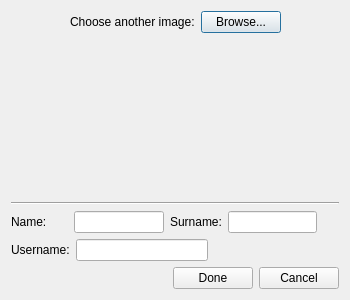
Old version of the form client/usereditwidget.ui in the repository anphetamina/CoText.
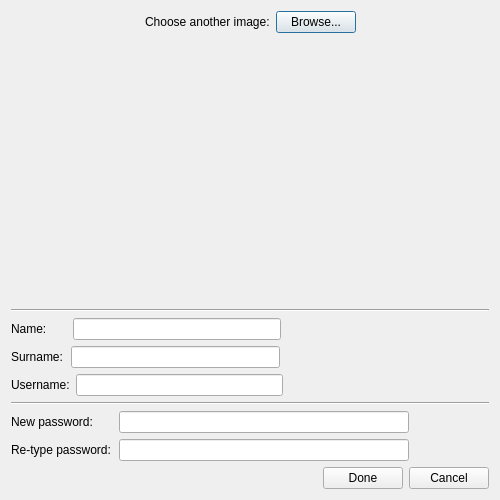
New version of the form.

Commit message: UserWidget linked to Editor. Fixed layout of MainMenu

What changed in the file:
```diff
--- a/client/usereditwidget.ui
+++ b/client/usereditwidget.ui
@@ -6,8 +6,8 @@
    <rect>
     <x>0</x>
     <y>0</y>
-    <width>350</width>
-    <height>300</height>
+    <width>500</width>
+    <height>500</height>
    </rect>
   </property>
   <property name="sizePolicy">
@@ -18,14 +18,14 @@
   </property>
   <property name="minimumSize">
    <size>
-    <width>350</width>
-    <height>300</height>
+    <width>500</width>
+    <height>500</height>
    </size>
   </property>
   <property name="maximumSize">
    <size>
-    <width>350</width>
-    <height>300</height>
+    <width>500</width>
+    <height>500</height>
    </size>
   </property>
   <property name="windowTitle">
@@ -155,13 +155,16 @@
         </widget>
        </item>
        <item>
-        <spacer name="horizontalSpacer_3">
+        <spacer name="horizontalSpacer_9">
          <property name="orientation">
           <enum>Qt::Horizontal</enum>
          </property>
+         <property name="sizeType">
+          <enum>QSizePolicy::Fixed</enum>
+         </property>
          <property name="sizeHint" stdset="0">
           <size>
-           <width>40</width>
+           <width>20</width>
            <height>20</height>
           </size>
          </property>
@@ -171,12 +174,49 @@
         <widget class="QLineEdit" name="lineEditName"/>
        </item>
        <item>
+        <spacer name="horizontalSpacer_3">
+         <property name="orientation">
+          <enum>Qt::Horizontal</enum>
+         </property>
+         <property name="sizeHint" stdset="0">
+          <size>
+           <width>40</width>
+           <height>20</height>
+          </size>
+         </property>
+        </spacer>
+       </item>
+      </layout>
+     </item>
+    </layout>
+   </item>
+   <item>
+    <layout class="QVBoxLayout" name="verticalLayout_7">
+     <item>
+      <layout class="QHBoxLayout" name="horizontalLayout_6">
+       <item>
         <widget class="QLabel" name="SurnameLabel">
          <property name="text">
           <string>Surname:</string>
          </property>
         </widget>
        </item>
+       <item>
+        <spacer name="horizontalSpacer_10">
+         <property name="orientation">
+          <enum>Qt::Horizontal</enum>
+         </property>
+         <property name="sizeType">
+          <enum>QSizePolicy::Fixed</enum>
+         </property>
+         <property name="sizeHint" stdset="0">
+          <size>
+           <width>2</width>
+           <height>20</height>
+          </size>
+         </property>
+        </spacer>
+       </item>
        <item>
         <widget class="QLineEdit" name="lineEditSurname"/>
        </item>
@@ -228,6 +268,121 @@
      </item>
     </layout>
    </item>
+   <item>
+    <widget class="Line" name="line_2">
+     <property name="orientation">
+      <enum>Qt::Horizontal</enum>
+     </property>
+    </widget>
+   </item>
+   <item>
+    <layout class="QVBoxLayout" name="verticalLayout_8">
+     <item>
+      <layout class="QHBoxLayout" name="horizontalLayout_7">
+       <item>
+        <widget class="QLabel" name="LnewPass">
+         <property name="text">
+          <string>New password:</string>
+         </property>
+        </widget>
+       </item>
+       <item>
+        <spacer name="horizontalSpacer_13">
+         <property name="orientation">
+          <enum>Qt::Horizontal</enum>
+         </property>
+         <property name="sizeType">
+          <enum>QSizePolicy::Fixed</enum>
+         </property>
+         <property name="sizeHint" stdset="0">
+          <size>
+           <width>20</width>
+           <height>20</height>
+          </size>
+         </property>
+        </spacer>
+       </item>
+       <item>
+        <widget class="QLineEdit" name="lineEditPass">
+         <property name="echoMode">
+          <enum>QLineEdit::PasswordEchoOnEdit</enum>
+         </property>
+        </widget>
+       </item>
+       <item>
+        <spacer name="horizontalSpacer_11">
+         <property name="orientation">
+          <enum>Qt::Horizontal</enum>
+         </property>
+         <property name="sizeType">
+          <enum>QSizePolicy::Fixed</enum>
+         </property>
+         <property name="sizeHint" stdset="0">
+          <size>
+           <width>80</width>
+           <height>20</height>
+          </size>
+         </property>
+        </spacer>
+       </item>
+      </layout>
+     </item>
+    </layout>
+   </item>
+   <item>
+    <layout class="QVBoxLayout" name="verticalLayout_9">
+     <item>
+      <layout class="QHBoxLayout" name="horizontalLayout_8">
+       <item>
+        <widget class="QLabel" name="LrePass">
+         <property name="text">
+          <string>Re-type password:</string>
+         </property>
+        </widget>
+       </item>
+       <item>
+        <spacer name="horizontalSpacer_14">
+         <property name="orientation">
+          <enum>Qt::Horizontal</enum>
+         </property>
+         <property name="sizeType">
+          <enum>QSizePolicy::Fixed</enum>
+         </property>
+         <property name="sizeHint" stdset="0">
+          <size>
+           <width>2</width>
+           <height>20</height>
+          </size>
+         </property>
+        </spacer>
+       </item>
+       <item>
+        <widget class="QLineEdit" name="lineEditRePass">
+         <property name="echoMode">
+          <enum>QLineEdit::PasswordEchoOnEdit</enum>
+         </property>
+        </widget>
+       </item>
+       <item>
+        <spacer name="horizontalSpacer_12">
+         <property name="orientation">
+          <enum>Qt::Horizontal</enum>
+         </property>
+         <property name="sizeType">
+          <enum>QSizePolicy::Fixed</enum>
+         </property>
+         <property name="sizeHint" stdset="0">
+          <size>
+           <width>80</width>
+           <height>20</height>
+          </size>
+         </property>
+        </spacer>
+       </item>
+      </layout>
+     </item>
+    </layout>
+   </item>
    <item>
     <layout class="QVBoxLayout" name="verticalLayout_5">
      <item>
```
The commit also changes 8 other files.
